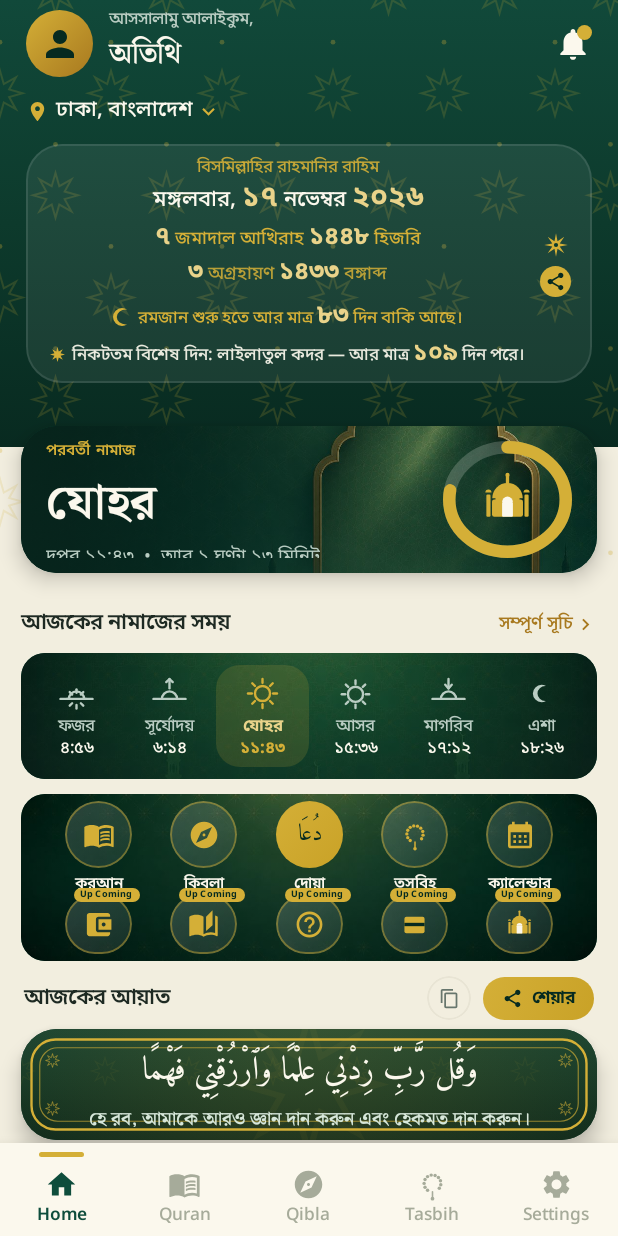
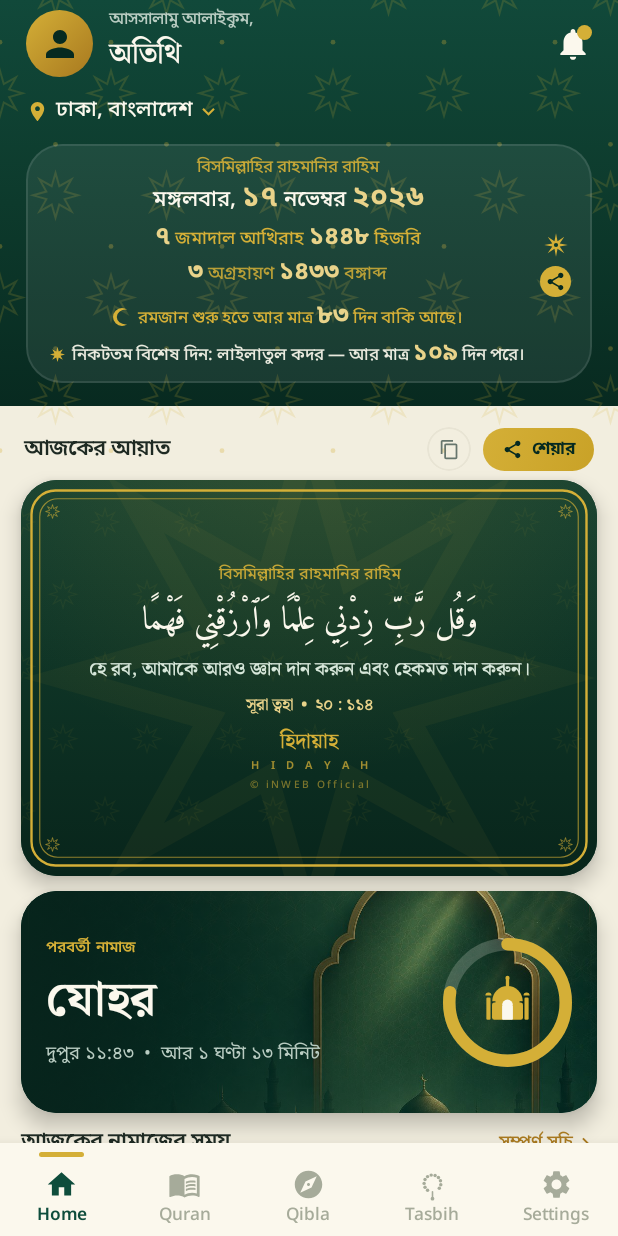
Before and after one commit to iNWEB-Official/Hidayah-Android, an Android app built with Jetpack Compose: the CalendarScreen screen opened through its navigation route, after a tap on "Home", on a phone screen of 412 x 824 dp. Run offline under Robolectric (Android 15) with nearby library versions, the phone set to English and light mode, and no system bars.

Commit message:
feat(home): হোম ক্রম — আয়াত→পরবর্তী নামাজ→সময়সূচী→মেনু; নির্দিষ্ট উচ্চতা + vertical scroll; আয়াত কার্ডে বিসমিল্লাহ/দুই-লাইন ব্র্যান্ড/©; AyahShareImage-এ বিসমিল্লাহ; 1.0.6/20260017

```diff
--- a/app/build.gradle.kts
+++ b/app/build.gradle.kts
@@ -42,8 +42,8 @@ android {
         applicationId = "com.hidayah.android"
         minSdk = 26
         targetSdk = 34
-        versionCode = 20260016
-        versionName = "1.0.5" // x-release-please-version
+        versionCode = 20260017
+        versionName = "1.0.6" // x-release-please-version
     }
 
     buildTypes {
--- a/app/src/main/java/com/hidayah/android/ui/components/AyahOfDayCard.kt
+++ b/app/src/main/java/com/hidayah/android/ui/components/AyahOfDayCard.kt
@@ -143,6 +143,14 @@ fun AyahOfDayCard(
                 verticalArrangement = Arrangement.Center
             ) {
                 Text(
+                    "বিসমিল্লাহির রাহমানির রাহিম",
+                    style = HidayahType.Caption.copy(fontSize = sp(11f), fontWeight = FontWeight.Medium),
+                    color = Gold.copy(alpha = 0.9f),
+                    textAlign = TextAlign.Center,
+                    modifier = Modifier.fillMaxWidth()
+                )
+                Spacer(Modifier.height(dpv(4f)))
+                Text(
                     ayah.arabic,
                     style = HidayahType.ArabicLarge.copy(fontSize = sp(22.5f), lineHeight = (34 * s).sp),
                     color = Cream,
@@ -178,8 +186,23 @@ fun AyahOfDayCard(
                 )
                 Spacer(Modifier.height(dpv(5f)))
                 Text(
+                    "হিদায়াহ",
+                    style = HidayahType.TitleSans.copy(fontSize = sp(14.5f), fontWeight = FontWeight.SemiBold, fontFamily = NotoSerifBengali),
+                    color = Gold,
+                    textAlign = TextAlign.Center,
+                    modifier = Modifier.fillMaxWidth()
+                )
+                Text(
                     "H I D A Y A H",
-                    style = HidayahType.Overline.copy(color = Gold.copy(alpha = 0.75f), fontSize = sp(8.5f), letterSpacing = 3.2.sp),
+                    style = HidayahType.Overline.copy(color = Gold.copy(alpha = 0.75f), fontSize = sp(7.5f), letterSpacing = 3.2.sp),
+                    textAlign = TextAlign.Center,
+                    modifier = Modifier.fillMaxWidth()
+                )
+                Spacer(Modifier.height(dpv(4f)))
+                Text(
+                    "© iNWEB Official",
+                    style = HidayahType.Overline.copy(fontSize = sp(7f), letterSpacing = 1.6.sp, fontWeight = FontWeight.Medium),
+                    color = Gold.copy(alpha = 0.55f),
                     textAlign = TextAlign.Center,
                     modifier = Modifier.fillMaxWidth()
                 )
--- a/app/src/main/java/com/hidayah/android/ui/components/AyahShareImage.kt
+++ b/app/src/main/java/com/hidayah/android/ui/components/AyahShareImage.kt
@@ -19,6 +19,9 @@ import java.io.FileOutputStream
 /**
  * Renders the "আজকের আয়াত" share card as a crisp 1080px PNG for social media,
  * independent of the device screen — same artwork as AyahCardArtwork / ayah-card-background.svg.
+ *
+ * ① উপরের "বিসমিল্লাহির রাহমানির রাহিম" (বাংলা, ছোট — সব লেখার সাথে কেন্দ্র নয়, ফিক্সড)
+ * ② নিচের "© iNWEB Official" — এই দুইটি কেন্দ্র-গণনার বাইরে (ফিক্সড উপরে/নিচে)।
  */
 object AyahShareImage {
 
@@ -102,6 +105,12 @@ object AyahShareImage {
         val arabicType = ResourcesCompat.getFont(context, R.font.amiri_regular) ?: Typeface.DEFAULT
 
         val cx = w / 2f
+
+        // ===== ফিক্সড: উপরের বিসমিল্লাহ (বাংলা, ছোট) =====
+        val bismillah = Paint(Paint.ANTI_ALIAS_FLAG).apply {
+            typeface = bnSerif; textSize = 26f; color = 0xFFD4AF37.toInt(); textAlign = Paint.Align.CENTER
+        }
+        c.drawText("বিসমিল্লাহির রাহমানির রাহিম", cx, 68f, bismillah)
 
         // ---------- প্রস্তুতি: আরবি ও বাংলা লাইন মোড়ানো (উচ্চতা পরিমাপের জন্য) ----------
         val maxTextW = w - 150f
@@ -208,8 +217,9 @@ object AyahShareImage {
         }
 
         val blockH = elements.sumOf { (it.first * 10f).toInt() } / 10f
-        val bandTop = 8f
-        val bandBottom = 706f
+        // কেন্দ্র-গণনা: বিসমিল্লাহের নিচ (78) থেকে ©-এর উপর (646) পর্যন্ত ব্যান্ডের মাঝে
+        val bandTop = 78f
+        val bandBottom = 646f
         var yPos = bandTop + ((bandBottom - bandTop) - blockH) / 2f
         elements.forEach { (hgt, draw) -> draw(yPos); yPos += hgt }
 
@@ -220,7 +230,8 @@ object AyahShareImage {
             letterSpacing = 0.30f
             textAlign = Paint.Align.CENTER
         }
-        c.drawText("© iNWEB Official", cx, h - 32f, copyPaint)
+        // ===== ফিক্সড: নিচের © =====
+        c.drawText("© iNWEB Official", cx, h - 44f, copyPaint)
 
         // write PNG
         val dir = File(context.cacheDir, "shared").apply { mkdirs() }
--- a/app/src/main/java/com/hidayah/android/ui/screens/calendar/CalendarScreen.kt
+++ b/app/src/main/java/com/hidayah/android/ui/screens/calendar/CalendarScreen.kt
@@ -230,7 +230,7 @@ fun CalendarScreen(onBack: () -> Unit, ayahOfDay: com.hidayah.android.data.quran
             }
             // ---------- আজকের আয়াত কার্ড ----------
             Spacer(Modifier.height(18.dp))
-            AyahOfDayCard(ayahOfDay, s = 1f, fixedCardHeight = 250.dp)
+            AyahOfDayCard(ayahOfDay, s = 1f, fixedCardHeight = 264.dp)
             Spacer(Modifier.height(28.dp))
         }
     }
--- a/app/src/main/java/com/hidayah/android/ui/screens/home/HomeScreen.kt
+++ b/app/src/main/java/com/hidayah/android/ui/screens/home/HomeScreen.kt
@@ -3,6 +3,8 @@ package com.hidayah.android.ui.screens.home
 import androidx.compose.foundation.BorderStroke
 import androidx.compose.foundation.Canvas
 import androidx.compose.foundation.background
+import androidx.compose.foundation.rememberScrollState
+import androidx.compose.foundation.verticalScroll
 import androidx.compose.foundation.border
 import androidx.compose.foundation.clickable
 import androidx.compose.foundation.layout.*
@@ -127,7 +129,7 @@ fun HomeScreen(
                     .hidayahStarLattice()
                     .statusBarsPadding()
                     .padding(horizontal = dp(18f))
-                    .padding(top = dp(6f), bottom = dp(44f))
+                    .padding(top = dp(6f), bottom = dp(16f))
             ) {
                 Column {
                     Row(verticalAlignment = Alignment.CenterVertically) {
@@ -296,15 +298,20 @@ fun HomeScreen(
                 }
             }
 
-            // ============ FIXED BODY — fills the remaining height, every block in its own card ============
+            // ============ BODY — নির্দিষ্ট সাইজ কার্ডসমূহ + স্ক্রল ============
             Column(
                 Modifier
                     .fillMaxWidth()
                     .weight(1f)
-                    .padding(horizontal = padH),
+                    .verticalScroll(rememberScrollState())
+                    .padding(horizontal = padH)
+                    .padding(top = dp(14f), bottom = dp(10f)),
                 verticalArrangement = Arrangement.spacedBy(gap)
             ) {
-                // ---------- Next prayer — cream card overlapping the header ----------
+                // ---------- ① আজকের আয়াত কার্ড ----------
+                AyahOfDayCard(viewModel.ayahOfDay, s = s, fixedCardHeight = 264.dp)
+
+                // ---------- ② পরবর্তী নামাজ — ক্রিম কার্ড ----------
                 val next = homeUi.prayerTimes.getOrNull(homeUi.nextIndex)
                 if (next != null) {
                     NextPrayerCard(
@@ -314,13 +321,13 @@ fun HomeScreen(
                         countdownMinutes = homeUi.countdownMinutes,
                         progress = prayerWindowFraction(homeUi.prayerTimes, homeUi.nextIndex, homeUi.nowMinutes),
                         s = s,
-                        modifier = Modifier.weight(1.10f).offset(y = (-14).dp)
+                        modifier = Modifier.height(148.dp)
                     )
                 } else {
-                    Spacer(Modifier.weight(1.12f))
+                    Spacer(Modifier.height(148.dp))
                 }
 
-                // ---------- Section header ----------
+                // ---------- ③ পরবর্তী নামাজের সময়সূচী — সেকশন হেডার ----------
                 Row(Modifier.fillMaxWidth(), verticalAlignment = Alignment.CenterVertically) {
                     Text("আজকের নামাজের সময়", style = HidayahType.TitleSans.copy(fontSize = sp(15f)), color = pal.ink, modifier = Modifier.weight(1f))
                     Row(verticalAlignment = Alignment.CenterVertically) {
@@ -329,14 +336,14 @@ fun HomeScreen(
                     }
                 }
 
-                // ---------- Six times panel ----------
-                PrayerTimesPanel(times = homeUi.prayerTimes, nextIndex = homeUi.nextIndex, s = s, modifier = Modifier.weight(0.95f))
+                // ---------- ③ সময়সূচী প্যানেল ----------
+                PrayerTimesPanel(times = homeUi.prayerTimes, nextIndex = homeUi.nextIndex, s = s, modifier = Modifier.height(122.dp))
 
-                // ---------- Quick actions — background-image card ----------
+                // ---------- ④ মেনু কার্ড — background-image ----------
                 Card(
                     shape = HidayahShapes.Medium,
                     colors = CardDefaults.cardColors(containerColor = EmeraldDeep),
-                    modifier = Modifier.fillMaxWidth().weight(1.26f)
+                    modifier = Modifier.fillMaxWidth().height(156.dp)
                 ) {
                     Box(Modifier.fillMaxSize()) {
                         Image(
@@ -392,9 +399,6 @@ fun HomeScreen(
                         }
                     }
                 }
-
-                // ---------- Ayah of the day — header row (share/copy বাইরে) + pure card ----------
-                AyahOfDayCard(viewModel.ayahOfDay, s = s, modifier = Modifier.weight(1.26f).padding(bottom = dp(2f)))
             }
         }
     }
```
Also changed, not shown: 2 other files.
